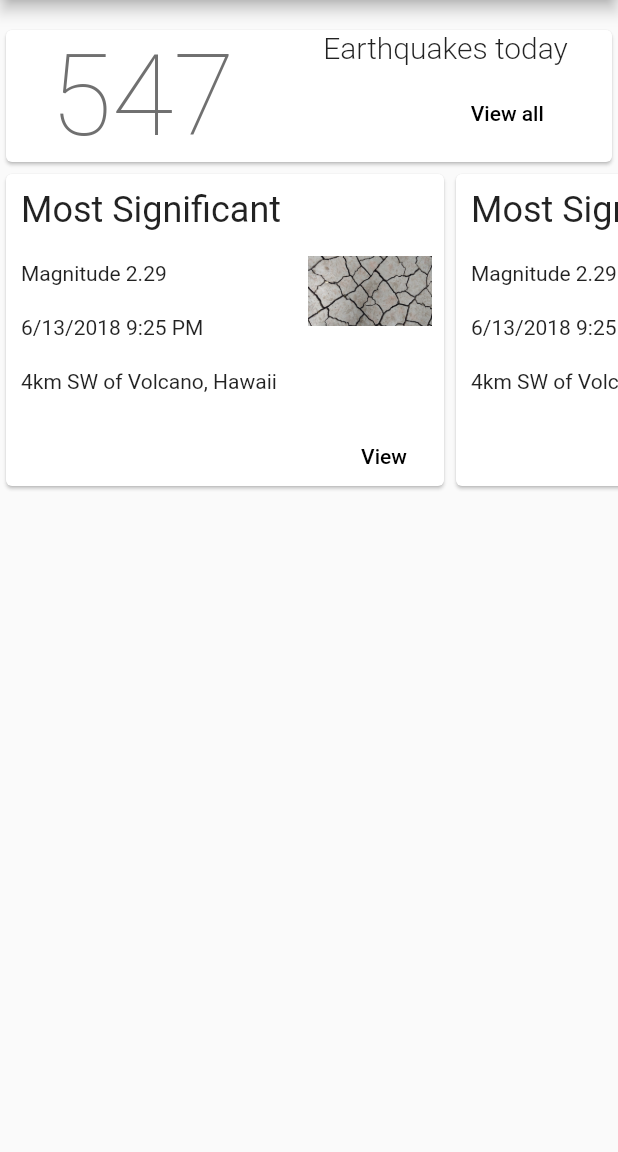
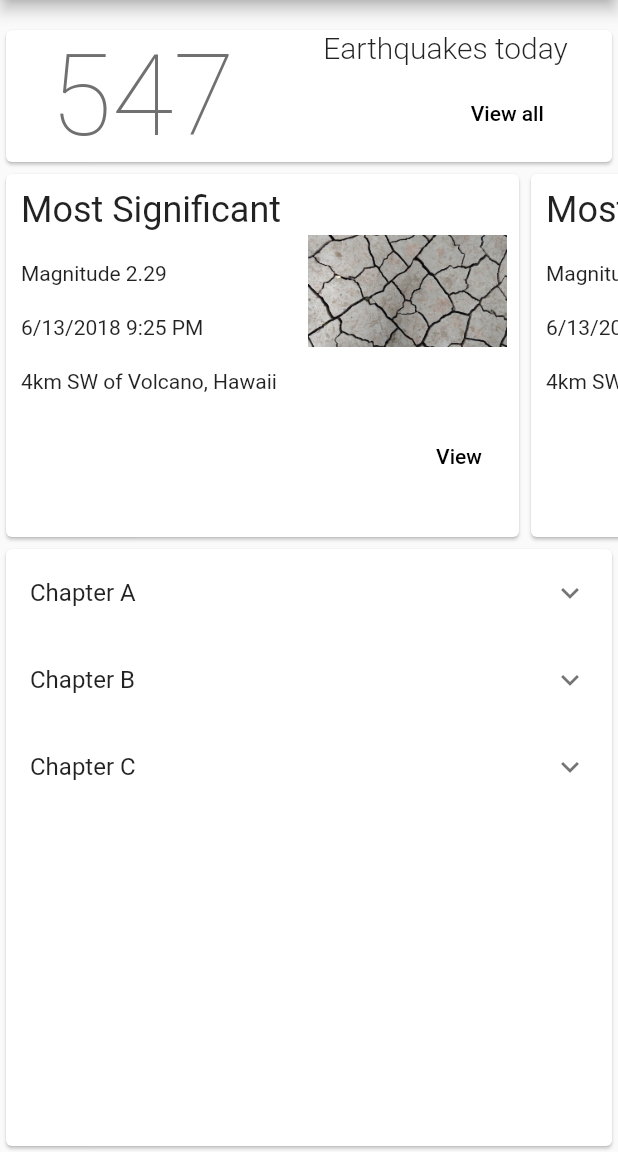
Before and after one commit to NilsBacke/Earthquake-Data-Mapper, a Flutter app: the screen it shows after launch, on a phone screen of 412 x 824 dp, the part 84-1236 px from its top. Run offline on Flutter 3.47's test engine with Material 2 defaults, Android fonts, the phone set to English and light mode, and no system bars; missing offline and left inert: map_view; network calls fail; statements that could not run were skipped.

Commit message:
Finished home screen layout

```diff
--- /dev/null
+++ b/lib/expansionTile.dart
@@ -0,0 +1,71 @@
+import 'package:flutter/material.dart';
+
+class EntryItem extends StatelessWidget {
+  const EntryItem(this.entry);
+
+  final Entry entry;
+
+  Widget _buildTiles(Entry root) {
+    if (root.children.isEmpty) return new ListTile(title: new Text(root.title));
+    return new ExpansionTile(
+      key: new PageStorageKey<Entry>(root),
+      title: new Text(root.title),
+      children: root.children.map(_buildTiles).toList(),
+    );
+  }
+
+  @override
+  Widget build(BuildContext context) {
+    return _buildTiles(entry);
+  }
+}
+
+// One entry in the multilevel list displayed by this app.
+class Entry {
+  Entry(this.title, [this.children = const <Entry>[]]);
+
+  final String title;
+  final List<Entry> children;
+}
+
+// The entire multilevel list displayed by this app.
+final List<Entry> data = <Entry>[
+  new Entry(
+    'Chapter A',
+    <Entry>[
+      new Entry(
+        'Section A0',
+        <Entry>[
+          new Entry('Item A0.1'),
+          new Entry('Item A0.2'),
+          new Entry('Item A0.3'),
+        ],
+      ),
+      new Entry('Section A1'),
+      new Entry('Section A2'),
+    ],
+  ),
+  new Entry(
+    'Chapter B',
+    <Entry>[
+      new Entry('Section B0'),
+      new Entry('Section B1'),
+    ],
+  ),
+  new Entry(
+    'Chapter C',
+    <Entry>[
+      new Entry('Section C0'),
+      new Entry('Section C1'),
+      new Entry(
+        'Section C2',
+        <Entry>[
+          new Entry('Item C2.0'),
+          new Entry('Item C2.1'),
+          new Entry('Item C2.2'),
+          new Entry('Item C2.3'),
+        ],
+      ),
+    ],
+  ),
+];
--- a/lib/main.dart
+++ b/lib/main.dart
@@ -16,23 +16,6 @@
 
 class _HomeState extends State<Home> {
   EarthquakeData earthquakeData = new EarthquakeData();
-
-  // final List<Widget> _pages = <Widget>[
-  //   new ConstrainedBox(
-  //     constraints: const BoxConstraints.expand(),
-  //     child: new FlutterLogo(
-  //         size: 100.0,
-  //         style: FlutterLogoStyle.horizontal,
-  //         colors: Colors.green),
-  //   ),
-  //   new ConstrainedBox(
-  //     constraints: const BoxConstraints.expand(),
-  //     child: new FlutterLogo(
-  //         size: 100.0,
-  //         style: FlutterLogoStyle.horizontal,
-  //         colors: Colors.green),
-  //   ),
-  // ];
 
   @override
   void initState() {
@@ -61,6 +44,7 @@
               ),
               headerCard(),
               horizontalCardList(),
+              expansionList(),
             ],
           ),
         ),
@@ -121,7 +105,7 @@
 
   Widget horizontalCardList() {
     return new Container(
-      height: 216.0,
+      height: 250.0,
       child: new ListView.builder(
         scrollDirection: Axis.horizontal,
         itemCount: 3,
@@ -134,7 +118,8 @@
 
   Widget mostSigCard() {
     return new Container(
-      width: 300.0,
+      width: 350.0,
+      height: 220.0,
       child: new Card(
         child: new Column(
           mainAxisSize: MainAxisSize.min,
@@ -208,9 +193,9 @@
                     ),
                     onPressed: () {
                       print("pressed");
-                      // setState(() {
-                      //   earthquakeData.showMap();
-                      // });
+                      setState(() {
+                        earthquakeData.showMap();
+                      });
                     },
                   ),
                 ],
@@ -221,4 +206,93 @@
       ),
     );
   }
+
+  Widget expansionList() {
+    return new Expanded(
+      // height: 300.0,
+      // margin: new EdgeInsets.all(20.0),
+      child: new Card(
+        child: new ListView.builder(
+          itemBuilder: (BuildContext context, int i) {
+            return new EntryItem(data[i]);
+          },
+          itemCount: data.length,
+        ),
+      ),
+    );
+  }
 }
+
+class EntryItem extends StatelessWidget {
+  const EntryItem(this.entry);
+
+  final Entry entry;
+
+  Widget _buildTiles(Entry root) {
+    if (root.children.isEmpty) {
+      return new ListTile(
+        title: new Text(root.title),
+      );
+    }
+    return new ExpansionTile(
+      key: new PageStorageKey<Entry>(root),
+      title: new Text(root.title),
+      children: root.children.map(_buildTiles).toList(),
+    );
+  }
+
+  @override
+  Widget build(BuildContext context) {
+    return _buildTiles(entry);
+  }
+}
+
+// One entry in the multilevel list displayed by this app.
+class Entry {
+  Entry(this.title, [this.children = const <Entry>[]]);
+
+  final String title;
+  final List<Entry> children;
+}
+
+// The entire multilevel list displayed by this app.
+final List<Entry> data = <Entry>[
+  new Entry(
+    'Chapter A',
+    <Entry>[
+      new Entry(
+        'Section A0',
+        <Entry>[
+          new Entry('Item A0.1'),
+          new Entry('Item A0.2'),
+          new Entry('Item A0.3'),
+        ],
+      ),
+      new Entry('Section A1'),
+      new Entry('Section A2'),
+    ],
+  ),
+  new Entry(
+    'Chapter B',
+    <Entry>[
+      new Entry('Section B0'),
+      new Entry('Section B1'),
+    ],
+  ),
+  new Entry(
+    'Chapter C',
+    <Entry>[
+      new Entry('Section C0'),
+      new Entry('Section C1'),
+      new Entry(
+        'Section C2',
+        <Entry>[
+          new Entry('Item C2.0'),
+          new Entry('Item C2.1'),
+          new Entry('Item C2.2'),
+          new Entry('Item C2.3'),
+        ],
+      ),
+    ],
+  ),
+];
```
Also changed, not shown: 3 other files.
